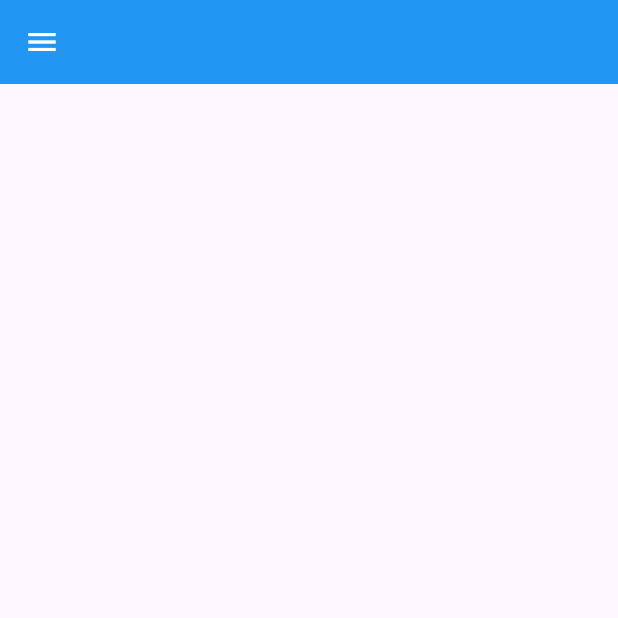
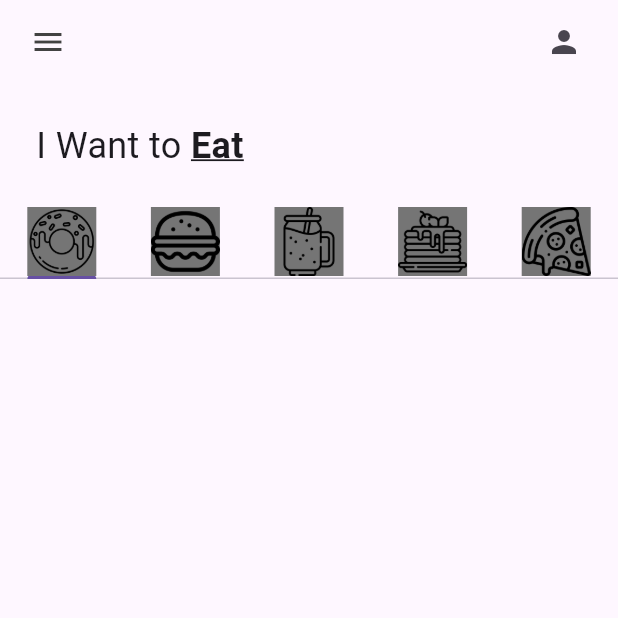
Before and after one commit to JonaDz18/p1_donut_app_jonathan_dzul, a Flutter app: the screen it shows after launch, on a phone screen of 412 x 824 dp, the top half of it. Run offline on Flutter 3.47's test engine with Material 3 defaults, Android fonts, the phone set to English and light mode, and no system bars.

Commit message:
myTab añadido

```diff
--- a/lib/pages/home_pages.dart
+++ b/lib/pages/home_pages.dart
@@ -1,4 +1,6 @@
 import 'package:flutter/material.dart';
+
+import '../utils/my_tab.dart';
 
 class HomePage extends StatefulWidget {
   const HomePage({super.key});
@@ -8,16 +10,68 @@
 }
 
 class _HomePageState extends State<HomePage> {
+
+  List<Widget> myTabs = [
+    //donut tab
+    const MyTab(
+      iconPath: "lib/icons/donut.png",
+      ),
+    //burger tab
+    const MyTab(
+      iconPath: "lib/icons/burger.png",
+      ),
+    //smoothie tab
+    const MyTab(
+      iconPath: "lib/icons/smoothie.png",
+      ),
+    //pancakes tab
+    const MyTab(
+      iconPath: "lib/icons/pancakes.png",
+      ),
+    //pizza tab
+    const MyTab(
+      iconPath: "lib/icons/pizza.png",
+      ),
+  ];
   @override
   Widget build(BuildContext context) {
-    return  Scaffold(
-      appBar: AppBar(
-        backgroundColor: Colors.blue,
-        leading: const Icon(
-          Icons.menu,
-          color: Colors.white,
-        ),
-     ),
+    return  DefaultTabController(
+      length: myTabs.length,
+      child: Scaffold(
+        appBar: AppBar(
+          backgroundColor: Colors.transparent,
+          leading: Padding(
+            padding: const EdgeInsets.only(left: 8.0),
+            child: Icon(
+              Icons.menu,
+              color: Colors.grey[800],
+            ),
+          ),
+          actions: const [Padding(
+            padding: EdgeInsets.only(right: 24.0),
+            child: Icon(Icons.person),
+          )],
+       ),
+       body: Column(
+        children: [
+          //Texto "I want to eat"
+          const Padding(
+            padding: EdgeInsets.all(24.0),
+            child: Row(
+              children: [
+                Text("I Want to ", style: TextStyle(fontSize: 24,),
+                ),
+                Text("Eat", style: TextStyle(fontSize: 24, fontWeight: FontWeight.bold, decoration: TextDecoration.underline),)
+              ],
+            ),
+          ),
+          //Tab bar
+          TabBar(tabs: myTabs),
+          //Tab bar view
+
+          //Total de carrito
+        ],),
+      ),
     );
   }
 }
--- /dev/null
+++ b/lib/utils/my_tab.dart
@@ -0,0 +1,16 @@
+import 'package:flutter/material.dart';
+
+class MyTab extends StatelessWidget {
+  final String iconPath;
+  const MyTab({super.key, required this.iconPath});
+
+  @override
+  Widget build(BuildContext context) {
+    return Tab(
+      child: Container(
+      color: Colors.grey[600],
+      child: Image.asset(iconPath),
+    ),
+    );
+  }
+}
```
